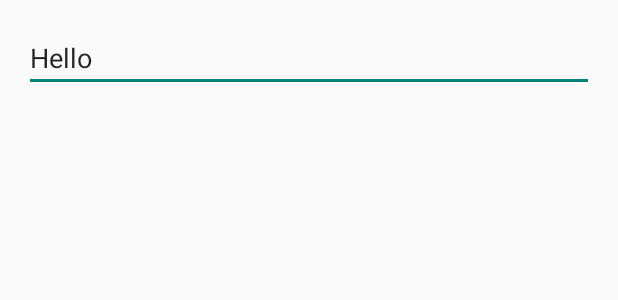
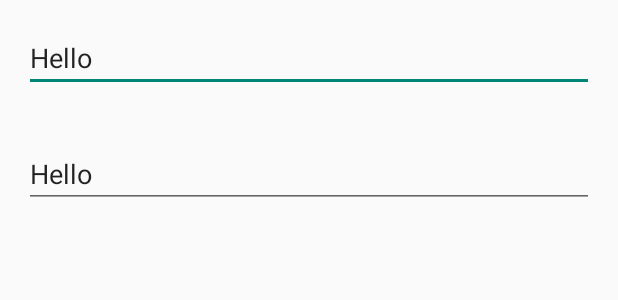
Before and after one commit to Grahbo/FitnessApplication, an Android app: the layout editor_fragment.xml on its own in the app's theme, with its tools: preview values and no code run, on a phone screen of 412 x 824 dp. Shown: the top 300 px of the screen. Run offline under Robolectric (Android 15) with nearby library versions, the phone set to English and light mode, and no system bars.

Commit message:
working on editor fragment for new workout added date to the workout list

```diff
--- a/app/src/main/java/com/bignerdranch/android/FitnessApplication/MainFragment.kt
+++ b/app/src/main/java/com/bignerdranch/android/FitnessApplication/MainFragment.kt
@@ -76,7 +76,6 @@ class MainFragment : Fragment(),
 
     override fun onOptionsItemSelected(item: MenuItem): Boolean {
         return when (item.itemId){
-            R.id.action_sample_data -> addSampleData()
             R.id.action_delete -> deleteSelectedworkouts()
             R.id.action_delete_all_data -> deleteAllworkouts()
             else -> super.onOptionsItemSelected(item)
@@ -94,11 +93,6 @@ class MainFragment : Fragment(),
             adapter.selectedworkouts.clear()
             requireActivity().invalidateOptionsMenu()
         }, 100)
-        return true
-    }
-
-    private fun addSampleData(): Boolean {
-        viewModel.addSampleData()
         return true
     }
 
--- a/app/src/main/java/com/bignerdranch/android/FitnessApplication/WorkOutListAdapter.kt
+++ b/app/src/main/java/com/bignerdranch/android/FitnessApplication/WorkOutListAdapter.kt
@@ -31,7 +31,8 @@ class WorkOutListAdapter(private val workoutsList: List<WorkOutEntity>,
     override fun onBindViewHolder(holder: ViewHolder, position: Int) {
         val workout = workoutsList[position]
         with(holder.binding) {
-            workOutText.text = workout.text
+            titleText.text = workout.text
+            dateText.text = workout.date.toString()
             root.setOnClickListener{
                 listener.editWorkOut(workout.id)
             }
--- a/app/src/main/java/com/bignerdranch/android/FitnessApplication/data/WorkOutEntity.kt
+++ b/app/src/main/java/com/bignerdranch/android/FitnessApplication/data/WorkOutEntity.kt
@@ -8,8 +8,8 @@ import kotlinx.android.parcel.Parcelize
 import java.util.*
 
 @Parcelize
-
-@Entity(tableName = "notes")
+//@Entity(tableName = "workouts")
+@Entity
 data class WorkOutEntity(
     @PrimaryKey(autoGenerate = true)
     var id: Int,
--- a/app/src/main/res/layout/editor_fragment.xml
+++ b/app/src/main/res/layout/editor_fragment.xml
@@ -5,10 +5,15 @@
     android:layout_height="match_parent"
     tools:context="com.bignerdranch.android.FitnessApplication.EditorFragment">
 
+    <LinearLayout
+        android:layout_width="match_parent"
+        android:layout_height="wrap_content"
+        android:orientation="vertical">
+
         <EditText
-        android:id="@+id/editor"
+            android:id="@+id/editorworkout"
             android:layout_width="match_parent"
-        android:layout_height="match_parent"
+            android:layout_height="wrap_content"
             android:layout_margin="16dp"
             android:hint="@string/enter_workout"
             android:inputType="textCapSentences|textMultiLine"
@@ -16,4 +21,17 @@
             tools:ignore="Autofill"
             tools:text="Hello" />
 
+        <EditText
+            android:id="@+id/editorlocation"
+            android:layout_width="match_parent"
+            android:layout_height="wrap_content"
+            android:layout_margin="16dp"
+            android:hint="@string/enter_location"
+            android:inputType="textCapSentences|textMultiLine"
+            android:textAppearance="@style/TextAppearance.AppCompat.Medium"
+            tools:ignore="Autofill"
+            tools:text="Hello" />
+
+
+    </LinearLayout>
 </androidx.core.widget.NestedScrollView>
--- a/app/src/main/res/menu/menu_main.xml
+++ b/app/src/main/res/menu/menu_main.xml
@@ -1,11 +1,6 @@
 <?xml version="1.0" encoding="utf-8"?>
 <menu xmlns:app="http://schemas.android.com/apk/res-auto"
     xmlns:android="http://schemas.android.com/apk/res/android">
-
-    <item
-        android:id="@+id/action_sample_data"
-        android:title="@string/add_sample_data"
-        />
 
     <item
         android:id="@+id/action_delete_all_data"
--- a/app/src/main/res/values/strings.xml
+++ b/app/src/main/res/values/strings.xml
@@ -2,6 +2,7 @@
     <string name="app_name">FitnessApplication</string>
     <string name="workout">WorkOut</string>
     <string name="enter_workout">Enter workout</string>
+    <string name="enter_location">Enter location</string>
     <string name="add_sample_data">Add Sample Data</string>
     <string name="delete">Delete</string>
     <string name="delete_all_data">Delete all data</string>
```
Also changed, not shown: app/src/main/java/com/bignerdranch/android/FitnessApplication/EditorFragment.kt (+8 -5 lines), app/src/main/java/com/bignerdranch/android/FitnessApplication/MainViewModel.kt (+0 -9 lines), app/src/main/java/com/bignerdranch/android/FitnessApplication/data/SampleDataProvider.kt (deleted, +0 -27 lines), app/src/main/java/com/bignerdranch/android/FitnessApplication/data/WorkOutDao.kt (+4 -4 lines), app/src/main/res/layout/list_item.xml (+36 -9 lines), 1 other file. Lines whose indentation alone changed are shown as unchanged.
